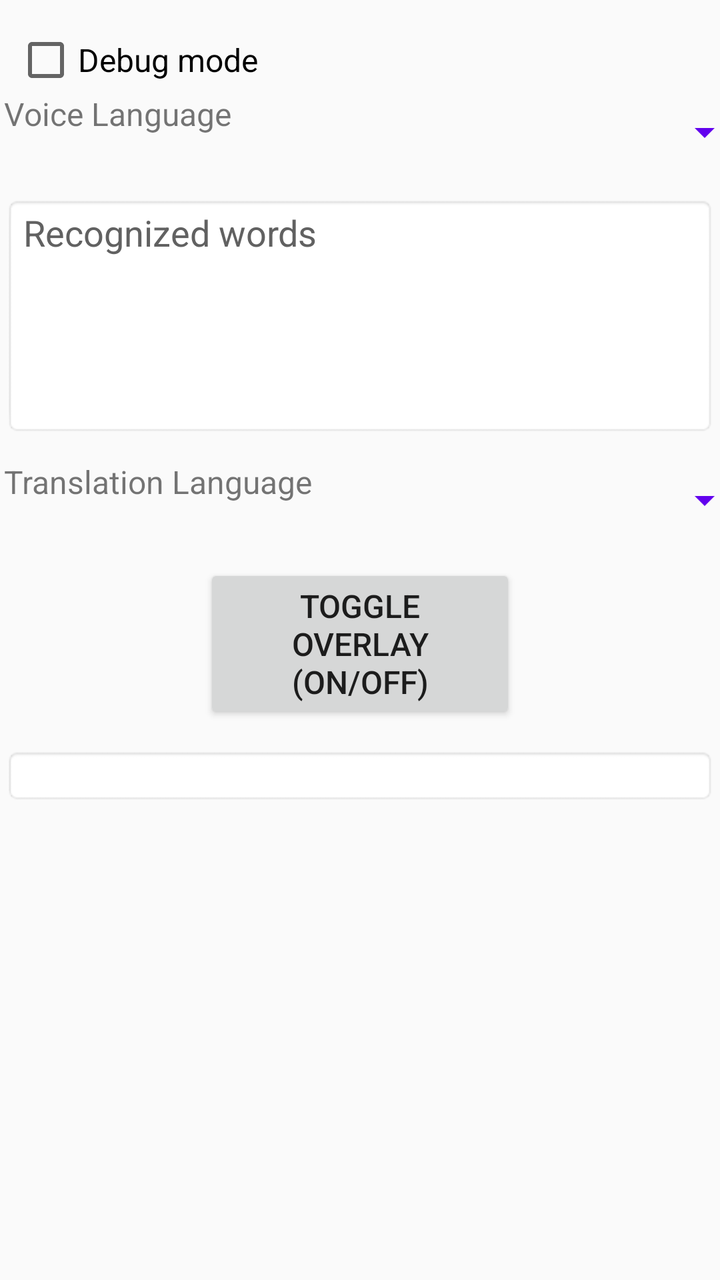
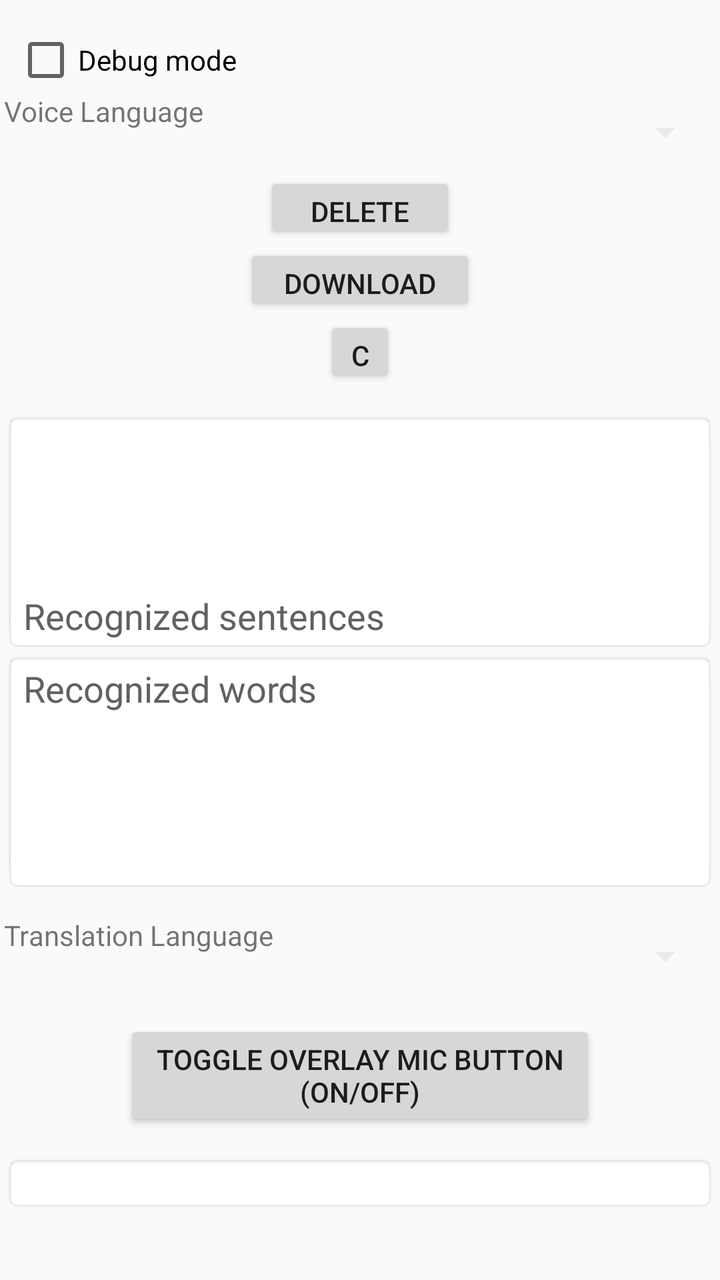

Before-and-after screenshots of an Android layout around one commit, followed by the original layout XML and the change that was made.
<!-- AndroidManifest.xml: application theme AppTheme -->
<!-- res/layout/activity_main.xml -->
<ScrollView xmlns:android="http://schemas.android.com/apk/res/android"
    xmlns:tools="http://schemas.android.com/tools"
    android:id="@+id/root"
    android:layout_width="fill_parent"
    android:layout_height="wrap_content"
    android:layout_marginLeft="5dp"
    android:layout_marginRight="5dp"
    android:layout_gravity="center_horizontal"
    android:orientation="vertical"
    android:padding="1dp"
    android:fillViewport="false"
    >
    <TableLayout
        android:layout_width="match_parent"
        android:layout_height="wrap_content"
        android:paddingLeft="1dp"
        android:paddingRight="1dp"
        android:paddingTop="1dp"
        android:paddingBottom="1dp"
        tools:context=".MainActivity"
        >
        <View
            android:layout_width="match_parent"
            android:layout_height="12sp"
            />
        <CheckBox
            android:id="@+id/checkbox_debug_mode"
            android:text="@string/debug_mode"
            android:minHeight="32dp"
            android:padding="0dp"
            android:gravity="start|center"
            android:textAlignment="gravity"
            android:textSize="16sp"
            android:layout_width="fill_parent"
            android:layout_height="wrap_content"
            android:layout_marginStart="5dp"
            android:layout_marginTop="0dp"
            android:layout_marginEnd="5dp"
            android:layout_marginBottom="0dp"
            android:checked="false"
            />
        <TableRow>
        <TextView
            android:id="@+id/textview_text1"
            android:textAlignment="gravity"
            android:gravity="start"
            android:layout_width="wrap_content"
            android:layout_height="40dp"
            android:textSize="16sp"
            android:text="@string/voice_language"
            />
        <Spinner
            android:id="@+id/spinner_src_languages"
            android:layout_width="210dp"
            android:layout_height="wrap_content"
            android:layout_marginStart="10dp"
            android:contentDescription="@string/spinner_src_languages"
            android:backgroundTint="@color/colorPrimary"
            android:gravity="center"
            android:minHeight="40dp"
            android:spinnerMode="dropdown"
            android:textAlignment="gravity"
            />
        </TableRow>
        <TextView
            android:id="@+id/textview_src"
            android:gravity="center"
            android:textAlignment="gravity"
            android:textSize="12sp"
            android:visibility="gone"            android:background="@android:drawable/editbox_background"
            android:layout_width="wrap_content"
            android:layout_height="wrap_content"
            />
        <Button
            android:id="@+id/button_delete_model"
            android:text="@string/delete_model"
            android:textSize="16sp"
            android:visibility="gone"
            android:layout_marginLeft="100dp"
            android:layout_marginRight="100dp"
            android:layout_height="wrap_content"
            android:layout_width="wrap_content"
            />
        <Button
            android:id="@+id/button_download_model"
            android:text="@string/download_model"
            android:textSize="16sp"
            android:visibility="gone"
            android:layout_marginLeft="100dp"
            android:layout_marginRight="100dp"
            android:layout_height="wrap_content"
            android:layout_width="wrap_content"
            />
        <Button
            android:id="@+id/button_cancel"
            android:text="Cancel"
            android:textSize="16sp"
            android:visibility="gone"
            android:layout_marginLeft="100dp"
            android:layout_marginRight="100dp"
            android:layout_height="wrap_content"
            android:layout_width="wrap_content"
            />
        <ProgressBar
            android:id="@+id/mProgressBar"
            android:max="100"
            style="?android:attr/progressBarStyleHorizontal"
            android:layout_width="wrap_content"
            android:layout_height="wrap_content"
            android:visibility="gone"
            />
        <TextView
            android:id="@+id/textview_model_URL"
            android:layout_width="wrap_content"
            android:layout_height="wrap_content"
            android:gravity="center"
            android:textAlignment="gravity"
            android:textSize="12sp"
            android:background="@android:drawable/editbox_background"
            android:visibility="gone"
            />
        <TextView
            android:id="@+id/textview_model_zip_file"
            android:layout_width="wrap_content"
            android:layout_height="wrap_content"
            android:gravity="center"
            android:textAlignment="gravity"
            android:textSize="12sp"
            android:background="@android:drawable/editbox_background"
            android:visibility="gone"
            />
        <TextView
            android:id="@+id/textview_server_response"
            android:layout_width="wrap_content"
            android:layout_height="wrap_content"
            android:gravity="center"
            android:textAlignment="gravity"
            android:textSize="12sp"
            android:background="@android:drawable/editbox_background"
            android:visibility="gone"
            />
        <TextView
            android:id="@+id/textview_file_size"
            android:layout_width="wrap_content"
            android:layout_height="wrap_content"
            android:gravity="center"
            android:textAlignment="gravity"
            android:textSize="12sp"
            android:background="@android:drawable/editbox_background"
            android:visibility="gone"
            />
        <TextView
            android:id="@+id/textview_bytes_downloaded"
            android:layout_width="wrap_content"
            android:layout_height="wrap_content"
            android:gravity="center"
            android:textAlignment="gravity"
            android:textSize="12sp"
            android:background="@android:drawable/editbox_background"
            android:visibility="gone"
            />
        <TextView
            android:id="@+id/textview_model_used_path"
            android:layout_width="wrap_content"
            android:layout_height="wrap_content"
            android:gravity="center"
            android:textAlignment="gravity"
            android:background="@android:drawable/editbox_background"
            android:textSize="12sp"
            android:visibility="gone"
            />
        <View
            android:layout_width="match_parent"
            android:layout_height="12sp"
            />
        <EditText
            android:id="@+id/voice_text"
            android:layout_width="match_parent"
            android:layout_height="120dp"
            android:autofillHints=""
            android:background="@android:drawable/editbox_background"
            android:gravity="start"
            android:focusable="false"
            android:focusableInTouchMode="true"
            android:hint="@string/recognized_words"
            android:maxLines="3"
            android:textSize="18sp"
            android:textAlignment="gravity"
            android:textColorHint="#616161"
            tools:ignore="LabelFor,TextFields"
            />
        <View
            android:layout_width="match_parent"
            android:layout_height="12sp"
            />
        <TableRow>
        <TextView
            android:id="@+id/textview_text2"
            android:layout_width="wrap_content"
            android:layout_height="40dp"
            android:gravity="start"
            android:text="@string/translation_language"
            android:textAlignment="gravity"
            android:textSize="16sp"
            />
        <Spinner
            android:id="@+id/spinner_dst_languages"
            android:layout_width="wrap_content"
            android:layout_height="wrap_content"
            android:layout_marginStart="10dp"
            android:contentDescription="@string/spinner_dst_languages"
            android:backgroundTint="@color/colorPrimary"
            android:gravity="center"
            android:minHeight="40dp"
            android:spinnerMode="dropdown"
            android:textAlignment="gravity"
            />
        </TableRow>
        <TextView
            android:id="@+id/textview_dst"
            android:textAlignment="gravity"
            android:gravity="center"
            android:layout_width="wrap_content"
            android:layout_height="wrap_content"
            android:textSize="12sp"
            android:visibility="gone"
            android:background="@android:drawable/editbox_background"
            />
        <View
            android:layout_width="match_parent"
            android:layout_height="12sp"
            />
        <Button
            android:id="@+id/button_toggle_overlay"
            android:text="@string/toggle_overlay"
            android:textSize="16sp"
            android:layout_marginLeft="100dp"
            android:layout_marginRight="100dp"
            android:layout_height="wrap_content"
            android:layout_width="wrap_content"
            />
        <View
            android:layout_width="match_parent"
            android:layout_height="12sp"
            />
        <TextView
            android:id="@+id/textview_recognizing"
            android:textAlignment="gravity"
            android:gravity="center"
            android:layout_width="wrap_content"
            android:layout_height="wrap_content"
            android:text=""
            android:textSize="12sp"
            android:visibility="gone"
            android:background="@android:drawable/editbox_background"
            />
        <TextView
            android:id="@+id/textview_overlaying"
            android:textAlignment="gravity"
            android:gravity="center"
            android:layout_width="wrap_content"
            android:layout_height="wrap_content"
            android:textSize="12sp"
            android:visibility="gone"
            android:background="@android:drawable/editbox_background"
            />
        <TextView
            android:id="@+id/textview_output_messages"
            android:layout_width="wrap_content"
            android:layout_height="wrap_content"
            android:textSize="12sp"
            android:layout_gravity="center"
            android:gravity="center"
            android:scrollbars="vertical"
            android:background="@android:drawable/editbox_background"
            android:textAppearance="?android:attr/textAppearanceMedium"
            />
        <TextView
            android:id="@+id/textview_mlkit_status"
            android:layout_width="wrap_content"
            android:layout_height="wrap_content"
            android:textSize="12sp"
            android:visibility="gone"
            android:layout_gravity="center"
            android:gravity="center"
            android:scrollbars="vertical"
            android:background="@android:drawable/editbox_background"
            android:textAppearance="?android:attr/textAppearanceMedium"
            />
    </TableLayout>
</ScrollView>
<!-- resources referenced by this layout -->
<resources>
  <color name="colorPrimary">#6200EE</color>
  <string name="debug_mode">Debug mode</string>
  <string name="delete_model">Delete Model</string>
  <string name="download_model">Download Model</string>
  <string name="recognized_words">Recognized words</string>
  <string name="spinner_dst_languages">spinner_dst_languages</string>
  <string name="spinner_src_languages">spinner_src_languages</string>
  <string name="toggle_overlay">Toggle Overlay\n(ON/OFF)</string>
  <string name="translation_language">Translation Language</string>
  <string name="voice_language">Voice Language</string>
  <style name="AppTheme" parent="Theme.AppCompat.Light.DarkActionBar">
          
          <item name="colorPrimary">@color/colorPrimary</item>
          <item name="colorPrimaryDark">@color/colorPrimaryDark</item>
          <item name="colorAccent">@color/colorAccent</item>
      </style>
  <color name="colorPrimaryDark">#3700B3</color>
  <color name="colorAccent">#03DAC5</color>
</resources>

<!-- the commit's change to res/layout/activity_main.xml (unified diff, before → after) -->
@@ -2,7 +2,7 @@
     xmlns:tools="http://schemas.android.com/tools"
     android:id="@+id/root"
     android:layout_width="fill_parent"
-    android:layout_height="wrap_content"
+    android:layout_height="fill_parent"
     android:layout_marginLeft="5dp"
     android:layout_marginRight="5dp"
     android:layout_gravity="center_horizontal"
@@ -30,7 +30,7 @@
             android:padding="0dp"
             android:gravity="start|center"
             android:textAlignment="gravity"
-            android:textSize="16sp"
+            android:textSize="14sp"
             android:layout_width="fill_parent"
             android:layout_height="wrap_content"
             android:layout_marginStart="5dp"
@@ -46,7 +46,7 @@
             android:gravity="start"
             android:layout_width="wrap_content"
             android:layout_height="40dp"
-            android:textSize="16sp"
+            android:textSize="14sp"
             android:text="@string/voice_language"
             />
         <Spinner
@@ -55,7 +55,7 @@
             android:layout_height="wrap_content"
             android:layout_marginStart="10dp"
             android:contentDescription="@string/spinner_src_languages"
-            android:backgroundTint="@color/colorPrimary"
+            android:backgroundTint="@color/lightGrayishWhite"
             android:gravity="center"
             android:minHeight="40dp"
             android:spinnerMode="dropdown"
@@ -73,32 +73,35 @@
             />
         <Button
             android:id="@+id/button_delete_model"
+            android:gravity="center"
             android:text="@string/delete_model"
-            android:textSize="16sp"
-            android:visibility="gone"
-            android:layout_marginLeft="100dp"
-            android:layout_marginRight="100dp"
-            android:layout_height="wrap_content"
+            android:textSize="14sp"
+            android:visibility="visible"
+            android:layout_marginLeft="130dp"
+            android:layout_marginRight="130dp"
+            android:layout_height="36dp"
             android:layout_width="wrap_content"
             />
         <Button
             android:id="@+id/button_download_model"
+            android:gravity="center"
             android:text="@string/download_model"
-            android:textSize="16sp"
-            android:visibility="gone"
-            android:layout_marginLeft="100dp"
-            android:layout_marginRight="100dp"
-            android:layout_height="wrap_content"
+            android:textSize="14sp"
+            android:visibility="visible"
+            android:layout_marginLeft="120dp"
+            android:layout_marginRight="120dp"
+            android:layout_height="36dp"
             android:layout_width="wrap_content"
             />
         <Button
             android:id="@+id/button_cancel"
+            android:gravity="center"
             android:text="Cancel"
-            android:textSize="16sp"
-            android:visibility="gone"
-            android:layout_marginLeft="100dp"
-            android:layout_marginRight="100dp"
-            android:layout_height="wrap_content"
+            android:textSize="14sp"
+            android:visibility="visible"
+            android:layout_marginLeft="160dp"
+            android:layout_marginRight="160dp"
+            android:layout_height="36dp"
             android:layout_width="wrap_content"
             />
         <ProgressBar
@@ -172,6 +175,22 @@
         <View
             android:layout_width="match_parent"
             android:layout_height="12sp"
+            />
+        <EditText
+            android:id="@+id/full_voice_text"
+            android:layout_width="match_parent"
+            android:layout_height="120dp"
+            android:autofillHints=""
+            android:background="@android:drawable/editbox_background"
+            android:gravity="bottom"
+            android:focusable="false"
+            android:focusableInTouchMode="true"
+            android:hint="@string/recognized_sentences"
+            android:maxLines="3"
+            android:textSize="18sp"
+            android:textAlignment="gravity"
+            android:textColorHint="#616161"
+            tools:ignore="LabelFor,TextFields"
             />
         <EditText
             android:id="@+id/voice_text"
@@ -201,7 +220,7 @@
             android:gravity="start"
             android:text="@string/translation_language"
             android:textAlignment="gravity"
-            android:textSize="16sp"
+            android:textSize="14sp"
             />
         <Spinner
             android:id="@+id/spinner_dst_languages"
@@ -209,7 +228,7 @@
             android:layout_height="wrap_content"
             android:layout_marginStart="10dp"
             android:contentDescription="@string/spinner_dst_languages"
-            android:backgroundTint="@color/colorPrimary"
+            android:backgroundTint="@color/lightGrayishWhite"
             android:gravity="center"
             android:minHeight="40dp"
             android:spinnerMode="dropdown"
@@ -233,9 +252,9 @@
         <Button
             android:id="@+id/button_toggle_overlay"
             android:text="@string/toggle_overlay"
-            android:textSize="16sp"
-            android:layout_marginLeft="100dp"
-            android:layout_marginRight="100dp"
+            android:textSize="14sp"
+            android:layout_marginLeft="60dp"
+            android:layout_marginRight="60dp"
             android:layout_height="wrap_content"
             android:layout_width="wrap_content"
             />
<!-- resource entries referenced after the edit -->
@@ -1,13 +1,15 @@
 <!-- resources referenced by this layout -->
 <resources>
+  <color name="lightGrayishWhite">#FFEAEAEA</color>
   <color name="colorPrimary">#6200EE</color>
   <string name="debug_mode">Debug mode</string>
   <string name="delete_model">Delete Model</string>
   <string name="download_model">Download Model</string>
+  <string name="recognized_sentences">Recognized sentences</string>
   <string name="recognized_words">Recognized words</string>
   <string name="spinner_dst_languages">spinner_dst_languages</string>
   <string name="spinner_src_languages">spinner_src_languages</string>
-  <string name="toggle_overlay">Toggle Overlay\n(ON/OFF)</string>
+  <string name="toggle_overlay">Toggle Overlay Mic Button\n(ON/OFF)</string>
   <string name="translation_language">Translation Language</string>
   <string name="voice_language">Voice Language</string>
   <style name="AppTheme" parent="Theme.AppCompat.Light.DarkActionBar">
